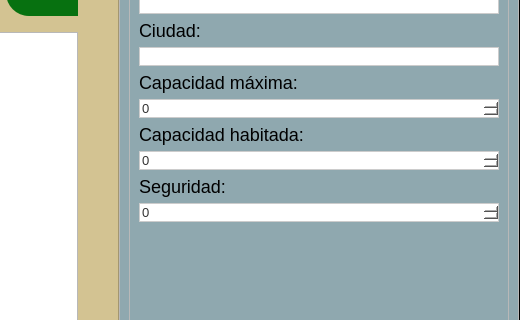
Qt form new_interfaz.ui (Marco25005/proyectoDataBase) before a commit; both pictures show x 646 to 1166 and y 95 to 415 of the 1166 by 815 pixel window.
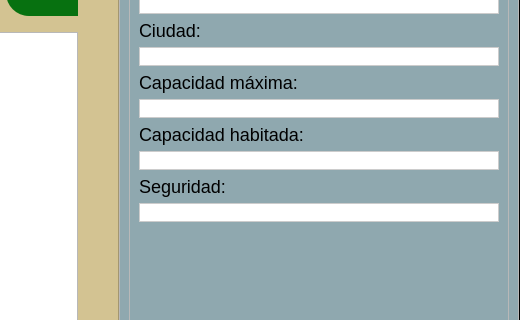
The same form after that commit. The open tabs and pages were chosen to show the change. Icons and pictures are not drawn.

Diff of the .ui file:
```diff
--- a/new_interfaz.ui
+++ b/new_interfaz.ui
@@ -1297,7 +1297,7 @@
                     </widget>
                    </item>
                    <item>
-                    <widget class="QSpinBox" name="spb_capacidad_max"/>
+                    <widget class="QLineEdit" name="spb_capacidad_max"/>
                    </item>
                    <item>
                     <widget class="QLabel" name="label_20">
@@ -1307,7 +1307,7 @@
                     </widget>
                    </item>
                    <item>
-                    <widget class="QSpinBox" name="spb_capacidad_hab"/>
+                    <widget class="QLineEdit" name="spb_capacidad_hab"/>
                    </item>
                    <item>
                     <widget class="QLabel" name="label_21">
@@ -1317,7 +1317,7 @@
                     </widget>
                    </item>
                    <item>
-                    <widget class="QSpinBox" name="spb_seguridad"/>
+                    <widget class="QLineEdit" name="spb_seguridad"/>
                    </item>
                   </layout>
                  </item>
```
Left out of the diff: 2 changed lines with no effect on the pictures.
